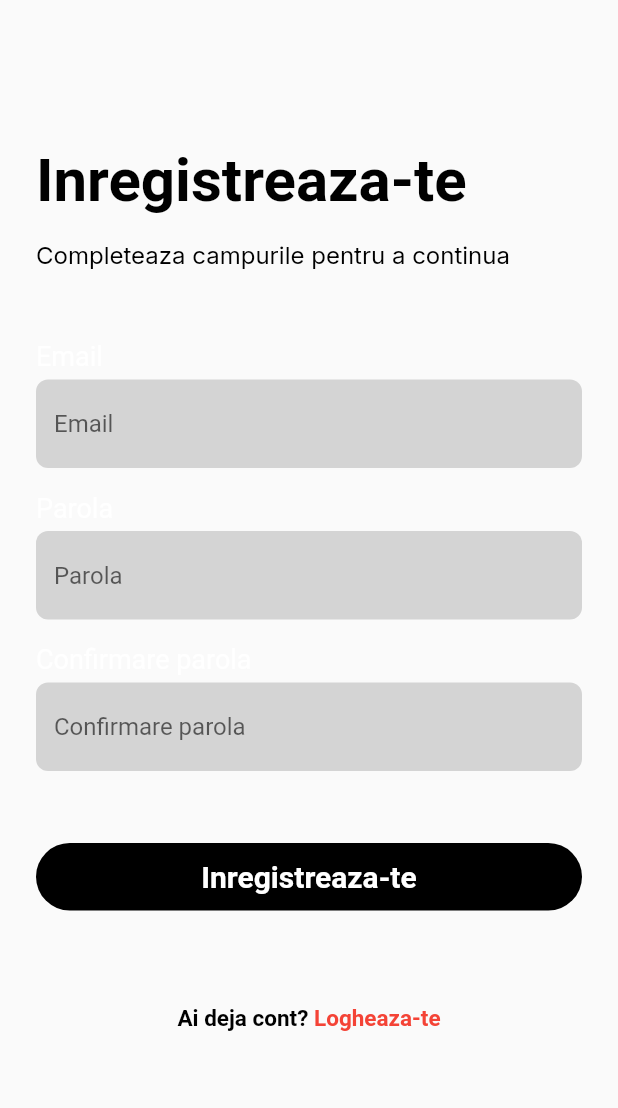
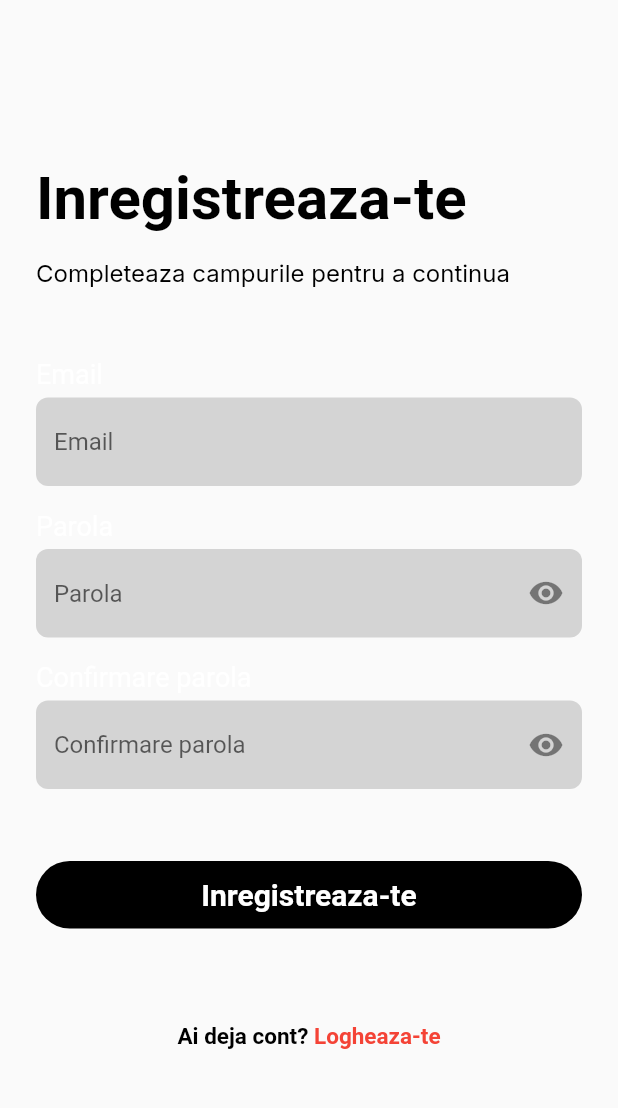
Before and after one commit to RobertPietraru/testador, a Flutter app: the screen it shows after launch, after a tap on "Incepe", on a phone screen of 412 x 824 dp, the part 60-1168 px from its top. Run offline on Flutter 3.47's test engine with Material 2 defaults, Android fonts, the phone set to English and light mode, and no system bars; our stand-ins replace auto_route, cloud_firestore, dartz, equatable, firebase_auth, firebase_core and 7 more; accounts and stored records are empty.

Commit message:
authentication

```diff
--- a/lib/core/components/text_input_field.dart
+++ b/lib/core/components/text_input_field.dart
@@ -22,7 +22,7 @@ class TextInputField extends StatefulWidget {
 
 class _TextInputFieldState extends State<TextInputField> {
   final TextEditingController controller = TextEditingController();
-  bool isObscured = false;
+  bool isObscured = true;
   @override
   void initState() {
     isObscured = widget.isPassword;
--- a/lib/core/screens/landing_screen.dart
+++ b/lib/core/screens/landing_screen.dart
@@ -1,10 +1,11 @@
 import 'package:auto_route/auto_route.dart';
 import 'package:flutter/material.dart';
+import 'package:flutter_bloc/flutter_bloc.dart';
 import 'package:testador/core/components/app_app_bar.dart';
 import 'package:testador/core/components/buttons/long_button.dart';
 import 'package:testador/core/components/theme/app_theme.dart';
 import 'package:testador/core/components/theme/device_size.dart';
-import 'package:testador/features/authentication/presentation/screens/login/login_screen.dart';
+import 'package:testador/features/authentication/presentation/auth_bloc/auth_bloc.dart';
 
 import '../routing/app_router.gr.dart';
 
@@ -14,27 +15,7 @@ class LandingScreen extends StatelessWidget {
   @override
   Widget build(BuildContext context) {
     final theme = AppTheme.of(context);
-    final button = LongButton(
-      textGradient: const LinearGradient(
-          begin: Alignment.bottomLeft,
-          end: Alignment.topRight,
-          colors: [
-            Color(0xFF000AFF),
-            Color(0xFFFF005A),
-          ]),
-      onPressed: () {
-        const isAuthenticated = false;
 
-        if (isAuthenticated) {
-          context.router.root.push(const ProtectedFlowRoute());
-        } else {
-          context.router.root.push(const AuthenticationFlowRoute());
-        }
-      },
-      color: theme.defaultBackgroundColor,
-      label: 'Incepe',
-      isLoading: false,
-    );
     return Scaffold(
       body: Container(
         decoration: const BoxDecoration(
@@ -57,9 +38,6 @@ class LandingScreen extends StatelessWidget {
                   mainAxisAlignment: MainAxisAlignment.spaceBetween,
                   children: [
                     const SizedBox(),
-                    SizedBox(
-                      height: button.height,
-                    ),
                     Column(
                       mainAxisSize: MainAxisSize.min,
                       children: [
@@ -81,7 +59,28 @@ class LandingScreen extends StatelessWidget {
                         width: DeviceSize.isDesktopMode
                             ? 20.widthPercent
                             : 70.widthPercent,
-                        child: button),
+                        child: LongButton(
+                          textGradient: const LinearGradient(
+                              begin: Alignment.bottomLeft,
+                              end: Alignment.topRight,
+                              colors: [
+                                Color(0xFF000AFF),
+                                Color(0xFFFF005A),
+                              ]),
+                          onPressed: () {
+                            if (context.read<AuthBloc>().state
+                                is AuthAuthenticatedState) {
+                              context.router.root
+                                  .push(const ProtectedFlowRoute());
+                            } else {
+                              context.router.root
+                                  .push(const AuthenticationFlowRoute());
+                            }
+                          },
+                          color: theme.defaultBackgroundColor,
+                          label: 'Incepe',
+                          isLoading: false,
+                        )),
                     const SizedBox(),
                   ]),
             ),
--- a/lib/features/authentication/domain/failures/auth_failure.dart
+++ b/lib/features/authentication/domain/failures/auth_failure.dart
@@ -2,7 +2,7 @@ import 'package:flutter/material.dart';
 
 import '../../../../core/classes/failure.dart';
 
-enum FieldWithIssue { email, password, name, none }
+enum FieldWithIssue { email, password, name, confirmedPassword, none }
 
 abstract class AuthFailure extends Failure {
   const AuthFailure({required super.code, required this.fieldWithIssue});
--- a/lib/features/authentication/presentation/screens/registration/cubit/registration_state.dart
+++ b/lib/features/authentication/presentation/screens/registration/cubit/registration_state.dart
@@ -4,7 +4,7 @@ enum RegistrationStatus { error, loading, successful, init }
 
 class RegistrationState extends Equatable {
   const RegistrationState({
-    required this.name,
+    required this.confirmedPassword,
     required this.email,
     required this.password,
     this.failure,
@@ -13,56 +13,59 @@ class RegistrationState extends Equatable {
 
   final Email email;
   final Password password;
-  final Name name;
+  final ConfirmedPassword confirmedPassword;
   final RegistrationStatus status;
   final AuthFailure? failure;
 
   @override
-  List<Object?> get props => [name, email, password, status, failure];
+  List<Object?> get props =>
+      [email, password, status, failure, confirmedPassword, validationFailure];
 
-  bool get isValid {
-    return validationFailure == null;
+  bool get isLoading {
+    return status == RegistrationStatus.loading;
   }
 
   bool get isSuccessful {
     return status == RegistrationStatus.successful;
   }
 
-  String? nameFailure(BuildContext context) {
-    return failure?.fieldWithIssue == FieldWithIssue.name
-        ? failure?.retrieveMessage(context)
-        : null;
-  }
-
   String? emailFailure(BuildContext context) {
-    return failure?.fieldWithIssue == FieldWithIssue.email
-        ? failure?.retrieveMessage(context)
-        : null;
+    if (status == RegistrationStatus.init) return null;
+    return email.error?.retrieveMessage(context) ??
+        (failure?.fieldWithIssue == FieldWithIssue.email
+            ? failure?.retrieveMessage(context)
+            : null);
   }
 
   String? passwordFailure(BuildContext context) {
-    return failure?.fieldWithIssue == FieldWithIssue.password
-        ? failure?.retrieveMessage(context)
-        : null;
+    if (status == RegistrationStatus.init) return null;
+    return password.error?.retrieveMessage(context) ??
+        (failure?.fieldWithIssue == FieldWithIssue.password
+            ? failure?.retrieveMessage(context)
+            : null);
   }
 
-  bool get isInvalid {
-    return !isValid;
+  String? confirmPasswordFailure(BuildContext context) {
+    if (status == RegistrationStatus.init) return null;
+    return confirmedPassword.error?.retrieveMessage(context) ??
+        (failure?.fieldWithIssue == FieldWithIssue.confirmedPassword
+            ? failure?.retrieveMessage(context)
+            : null);
   }
 
   AuthFailure? get validationFailure {
-    return password.error ?? email.error ?? name.error;
+    return email.error ?? password.error ?? confirmedPassword.error;
   }
 
   RegistrationState copyWith({
-    Name? name,
     Email? email,
     Password? password,
+    ConfirmedPassword? confirmedPassword,
     RegistrationStatus? status,
     AuthFailure? failure = const NoAuthFailure(),
   }) =>
       RegistrationState(
-        name: name ?? this.name,
+        confirmedPassword: confirmedPassword ?? this.confirmedPassword,
         email: email ?? this.email,
         password: password ?? this.password,
         status: status ?? this.status,
--- a/lib/features/authentication/presentation/screens/registration/registration_screen.dart
+++ b/lib/features/authentication/presentation/screens/registration/registration_screen.dart
@@ -3,7 +3,6 @@ import 'package:flutter/material.dart';
 import 'package:flutter_bloc/flutter_bloc.dart';
 import 'package:testador/core/components/app_app_bar.dart';
 import 'package:testador/core/components/drawer.dart';
-import 'package:testador/core/components/theme/app_theme_data.dart';
 import 'package:testador/core/components/theme/device_size.dart';
 import 'package:testador/features/authentication/presentation/auth_bloc/auth_bloc.dart';
 import 'package:testador/features/authentication/presentation/screens/login/login_screen.dart';
@@ -20,34 +19,34 @@ class RegistrationScreen extends StatelessWidget {
 
   @override
   Widget build(BuildContext context) {
-    final theme = AppTheme.of(context);
     return BlocProvider(
       create: (context) =>
           RegistrationCubit(locator(), authBloc: context.read<AuthBloc>()),
-      child: _RegistrationScreen(theme: theme),
+      child: _RegistrationScreen(),
     );
   }
 }
 
 class _RegistrationScreen extends StatelessWidget {
-  const _RegistrationScreen({
-    required this.theme,
-  });
-
-  final AppThemeData theme;
-
   @override
   Widget build(BuildContext context) {
+    final theme = AppTheme.of(context);
     return Scaffold(
       appBar: const CustomAppBar(),
       endDrawer: const CustomDrawer(),
-      body: BlocBuilder<RegistrationCubit, RegistrationState>(
+      body: BlocConsumer<RegistrationCubit, RegistrationState>(
+        listener: (context, state) {
+          if (state.isSuccessful) {
+            context.router.root.push(const ProtectedFlowRoute());
+          }
+        },
         builder: (context, state) {
           return Center(
             child: SizedBox(
               width: DeviceSize.isDesktopMode ? 50.widthPercent : null,
               child: Padding(
-                padding: theme.standardPadding,
+                padding: theme.standardPadding.copyWith(bottom: 0),
+                child: SingleChildScrollView(
                   child: Column(
                       mainAxisAlignment: MainAxisAlignment.center,
                       crossAxisAlignment: CrossAxisAlignment.start,
@@ -69,17 +68,37 @@ class _RegistrationScreen extends StatelessWidget {
                           textAlign: TextAlign.left,
                         ),
                         SizedBox(height: theme.spacing.xxLarge),
-                      TextInputField(onChanged: (e) {}, hint: "Email"),
-                      SizedBox(height: theme.spacing.mediumLarge),
-                      TextInputField(onChanged: (e) {}, hint: "Parola"),
+                        TextInputField(
+                          onChanged:
+                              context.read<RegistrationCubit>().onEmailChanged,
+                          hint: "Email",
+                          error: state.emailFailure(context),
+                        ),
                         SizedBox(height: theme.spacing.mediumLarge),
                         TextInputField(
-                          onChanged: (e) {}, hint: "Confirmare parola"),
+                          onChanged: context
+                              .read<RegistrationCubit>()
+                              .onPasswordChanged,
+                          hint: "Parola",
+                          isPassword: true,
+                          error: state.passwordFailure(context),
+                        ),
+                        SizedBox(height: theme.spacing.mediumLarge),
+                        TextInputField(
+                          isPassword: true,
+                          onChanged: context
+                              .read<RegistrationCubit>()
+                              .onConfirmedPasswordChanged,
+                          hint: "Confirmare parola",
+                          error: state.confirmPasswordFailure(context),
+                        ),
                         SizedBox(height: theme.spacing.xxLarge),
                         LongButton(
-                          onPressed: () {},
+                          onPressed: () =>
+                              context.read<RegistrationCubit>().register(),
                           label: 'Inregistreaza-te',
-                          isLoading: false),
+                          isLoading: state.isLoading,
+                        ),
                         SizedBox(height: theme.spacing.xxLarge),
                         Center(
                           child: TextButton(
@@ -111,6 +130,7 @@ class _RegistrationScreen extends StatelessWidget {
                       ]),
                 ),
               ),
+            ),
           );
         },
       ),
--- a/lib/features/authentication/presentation/validation/errors/email_validation_failures.dart
+++ b/lib/features/authentication/presentation/validation/errors/email_validation_failures.dart
@@ -1,9 +1,20 @@
+import 'package:flutter/src/widgets/framework.dart';
 import 'package:testador/features/authentication/domain/failures/auth_failure.dart';
 
 class AuthEmailEmptyValidationFailure extends AuthValidationFailure {
   AuthEmailEmptyValidationFailure({super.code = 'empty-email'});
+
+  @override
+  String retrieveMessage(BuildContext context) {
+    return "Trebuie sa introduceti un email";
+  }
 }
 
 class AuthEmailInvalidFailure extends AuthValidationFailure {
   AuthEmailInvalidFailure({super.code = 'invalid-email'});
+
+  @override
+  String retrieveMessage(BuildContext context) {
+    return 'Emailul este invalid';
+  }
 }
--- a/lib/features/authentication/presentation/validation/forms/email.dart
+++ b/lib/features/authentication/presentation/validation/forms/email.dart
@@ -24,6 +24,7 @@ class Email extends FormzInput<String, AuthValidationFailure>
     if ((value ?? '').isEmpty) {
       return AuthEmailEmptyValidationFailure();
     }
+
     return _emailRegExp.hasMatch(value ?? '')
         ? null
         : AuthEmailInvalidFailure();
--- a/lib/features/authentication/presentation/validation/forms/name.dart
+++ /dev/null
@@ -1,25 +0,0 @@
-import 'package:equatable/equatable.dart';
-import 'package:formz/formz.dart';
-import 'package:testador/features/authentication/presentation/validation/errors/name_validation_failures.dart';
-
-import '../../../domain/failures/auth_failure.dart';
-
-/// {@template Name}
-/// Form input for an Name input.
-/// {@endtemplate}
-class Name extends FormzInput<String, AuthValidationFailure>
-    with EquatableMixin {
-  /// {@macro Name}
-  const Name.pure() : super.pure('');
-
-  /// {@macro Name}
-  const Name.dirty([super.value = '']) : super.dirty();
-
-  @override
-  AuthValidationFailure? validator(String? value) {
-    return (value ?? '').isEmpty ? AuthNameEmptyValidationFailure() : null;
-  }
-
-  @override
-  List<Object?> get props => [value, isValid, error];
-}
```
Also changed, not shown: lib/features/authentication/data/dtos/auth_failure_dto.dart (+3 -4 lines), lib/features/authentication/domain/failures/email_failures.dart (added, +13 -0 lines), lib/features/authentication/presentation/screens/registration/cubit/registration_cubit.dart (+12 -22 lines), lib/features/authentication/presentation/validation/errors/confirm_password_validation_failures.dart (+7 -0 lines), lib/features/authentication/presentation/validation/errors/name_validation_failures.dart (deleted, +0 -9 lines), lib/features/authentication/presentation/validation/errors/password_validation_failures.dart (+9 -0 lines). Lines whose indentation alone changed are shown as unchanged.
